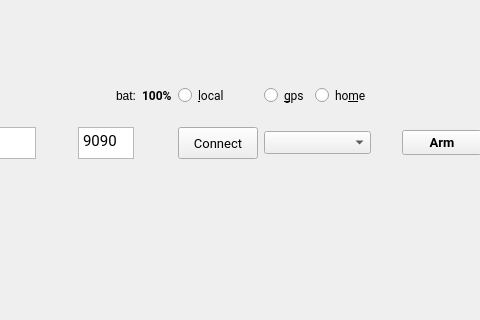
Mavrikant/ros_swarm_control, file swarm_server/src/items.ui: the form before one commit; both pictures show x 194 to 674 and y 0 to 320 of the 674 by 557 pixel window.
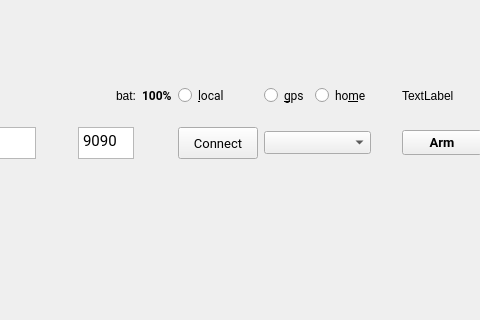
The form after the commit.

```diff
--- a/swarm_server/src/items.ui
+++ b/swarm_server/src/items.ui
@@ -805,6 +805,13 @@
        </property>
       </widget>
      </item>
+     <item row="0" column="5">
+      <widget class="QLabel" name="GPSStateLabel">
+       <property name="text">
+        <string>TextLabel</string>
+       </property>
+      </widget>
+     </item>
     </layout>
    </widget>
   </widget>
```
Left out of the diff: 4 changed lines with no effect on the pictures.
